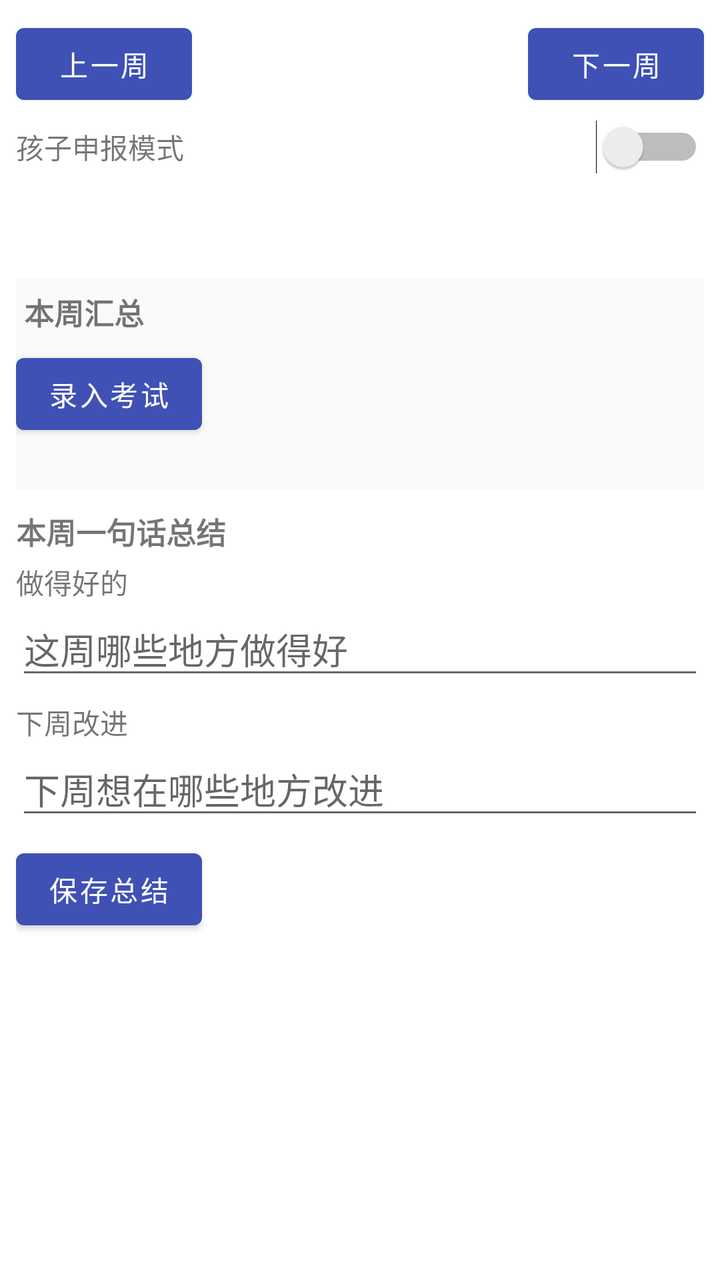
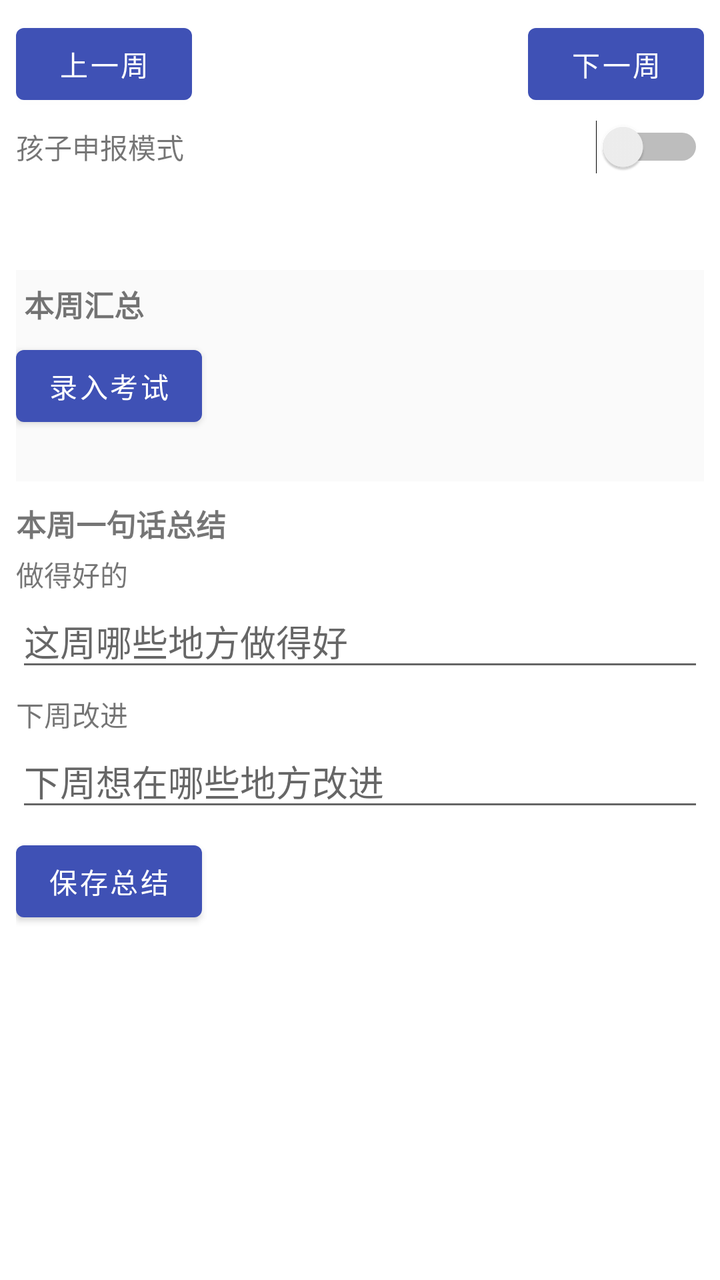

Screens rendered from an Android XML layout before and after an edit, with the pre-edit source and the edit as a unified diff.
<!-- AndroidManifest.xml: application theme Theme.ScreenTime -->
<!-- res/layout/fragment_week.xml -->
<?xml version="1.0" encoding="utf-8"?>
<ScrollView xmlns:android="http://schemas.android.com/apk/res/android"
    android:layout_width="match_parent"
    android:layout_height="match_parent"
    android:fillViewport="true">

    <LinearLayout
        android:layout_width="match_parent"
        android:layout_height="wrap_content"
        android:orientation="vertical"
        android:padding="8dp">

        <LinearLayout
            android:layout_width="match_parent"
            android:layout_height="wrap_content"
            android:orientation="horizontal"
            android:gravity="center_vertical">

            <Button
                android:id="@+id/prevWeek"
                android:layout_width="wrap_content"
                android:layout_height="wrap_content"
                android:text="上一周" />

            <TextView
                android:id="@+id/weekTitle"
                android:layout_width="0dp"
                android:layout_height="wrap_content"
                android:layout_weight="1"
                android:gravity="center"
                android:textSize="16sp"
                android:textStyle="bold" />

            <Button
                android:id="@+id/nextWeek"
                android:layout_width="wrap_content"
                android:layout_height="wrap_content"
                android:text="下一周" />
        </LinearLayout>

        <LinearLayout
            android:layout_width="match_parent"
            android:layout_height="wrap_content"
            android:orientation="horizontal"
            android:gravity="center_vertical"
            android:layout_marginTop="4dp">

            <TextView
                android:layout_width="0dp"
                android:layout_height="wrap_content"
                android:layout_weight="1"
                android:text="孩子申报模式"
                android:textSize="14sp" />

            <Switch
                android:id="@+id/childModeSwitch"
                android:layout_width="wrap_content"
                android:layout_height="wrap_content" />
        </LinearLayout>

        
        <LinearLayout
            android:id="@+id/headerRow"
            android:layout_width="match_parent"
            android:layout_height="wrap_content"
            android:orientation="horizontal"
            android:minHeight="44dp"
            android:gravity="center_vertical"
            android:layout_marginTop="4dp" />

        
        <androidx.recyclerview.widget.RecyclerView
            android:id="@+id/weekRows"
            android:layout_width="match_parent"
            android:layout_height="wrap_content"
            android:layout_marginTop="4dp" />

        
        <include
            android:id="@+id/summaryCard"
            layout="@layout/card_week_summary"
            android:layout_width="match_parent"
            android:layout_height="wrap_content" />

        <TextView
            android:layout_width="match_parent"
            android:layout_height="wrap_content"
            android:layout_marginTop="10dp"
            android:text="本周一句话总结"
            android:textSize="15sp"
            android:textStyle="bold" />

        <TextView
            android:layout_width="match_parent"
            android:layout_height="wrap_content"
            android:layout_marginTop="4dp"
            android:text="做得好的"
            android:textSize="14sp" />

        <EditText
            android:id="@+id/noteGood"
            android:layout_width="match_parent"
            android:layout_height="wrap_content"
            android:inputType="text"
            android:hint="这周哪些地方做得好" />

        <TextView
            android:layout_width="match_parent"
            android:layout_height="wrap_content"
            android:layout_marginTop="6dp"
            android:text="下周改进"
            android:textSize="14sp" />

        <EditText
            android:id="@+id/noteImprove"
            android:layout_width="match_parent"
            android:layout_height="wrap_content"
            android:inputType="text"
            android:hint="下周想在哪些地方改进" />

        
        <Button
            android:id="@+id/saveNotes"
            android:layout_width="wrap_content"
            android:layout_height="wrap_content"
            android:layout_marginTop="6dp"
            android:text="保存总结" />
    </LinearLayout>
</ScrollView>
<!-- res/layout/card_week_summary.xml (included above) -->
<?xml version="1.0" encoding="utf-8"?>
<LinearLayout xmlns:android="http://schemas.android.com/apk/res/android"
    android:layout_width="match_parent"
    android:layout_height="wrap_content"
    android:orientation="vertical"
    android:layout_marginTop="8dp"
    android:paddingTop="6dp"
    android:paddingBottom="6dp"
    android:background="#FAFAFA">

    <TextView
        android:layout_width="match_parent"
        android:layout_height="wrap_content"
        android:paddingStart="4dp"
        android:paddingBottom="2dp"
        android:text="本周汇总"
        android:textSize="15sp"
        android:textStyle="bold" />

    
    <LinearLayout
        android:id="@+id/summaryLines"
        android:layout_width="match_parent"
        android:layout_height="wrap_content"
        android:orientation="vertical" />

    
    <TextView
        android:id="@+id/overflowHint"
        android:layout_width="match_parent"
        android:layout_height="wrap_content"
        android:paddingStart="4dp"
        android:paddingTop="4dp"
        android:textSize="13sp"
        android:textColor="#F57F17"
        android:visibility="gone" />

    <Button
        android:id="@+id/examButton"
        android:layout_width="wrap_content"
        android:layout_height="wrap_content"
        android:layout_marginTop="4dp"
        android:text="录入考试" />

    <TextView
        android:id="@+id/examSummary"
        android:layout_width="match_parent"
        android:layout_height="wrap_content"
        android:paddingStart="4dp"
        android:textSize="13sp"
        android:textColor="#616161" />
</LinearLayout>
<!-- resources referenced by this layout -->
<resources>
  <style name="Theme.ScreenTime" parent="Theme.MaterialComponents.Light.NoActionBar">
          <item name="colorPrimary">#3F51B5</item>
          <item name="colorPrimaryDark">#303F9F</item>
          <item name="colorAccent">#FF4081</item>
      </style>
</resources>

<!-- the commit's change to res/layout/fragment_week.xml (unified diff, before → after) -->
@@ -60,20 +60,48 @@
 
         
         <LinearLayout
-            android:id="@+id/headerRow"
             android:layout_width="match_parent"
             android:layout_height="wrap_content"
             android:orientation="horizontal"
-            android:minHeight="44dp"
-            android:gravity="center_vertical"
-            android:layout_marginTop="4dp" />
-
-        
-        <androidx.recyclerview.widget.RecyclerView
-            android:id="@+id/weekRows"
-            android:layout_width="match_parent"
-            android:layout_height="wrap_content"
-            android:layout_marginTop="4dp" />
+            android:layout_marginTop="4dp">
+
+            <LinearLayout
+                android:id="@+id/dayLabelColumn"
+                android:layout_width="56dp"
+                android:layout_height="wrap_content"
+                android:orientation="vertical" />
+
+            <HorizontalScrollView
+                android:layout_width="0dp"
+                android:layout_height="wrap_content"
+                android:layout_weight="1"
+                android:scrollbars="none"
+                android:overScrollMode="never">
+
+                <LinearLayout
+                    android:layout_width="wrap_content"
+                    android:layout_height="wrap_content"
+                    android:orientation="vertical">
+
+                    <LinearLayout
+                        android:id="@+id/headerRow"
+                        android:layout_width="wrap_content"
+                        android:layout_height="44dp"
+                        android:orientation="horizontal" />
+
+                    <androidx.recyclerview.widget.RecyclerView
+                        android:id="@+id/weekRows"
+                        android:layout_width="wrap_content"
+                        android:layout_height="wrap_content" />
+                </LinearLayout>
+            </HorizontalScrollView>
+
+            <LinearLayout
+                android:id="@+id/dayScoreColumn"
+                android:layout_width="56dp"
+                android:layout_height="wrap_content"
+                android:orientation="vertical" />
+        </LinearLayout>
 
         
         <include
